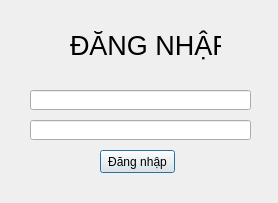
Qt form logindialog.ui (hovanvydut/PBL2-Library-Management-Qt-CPP) before a commit.
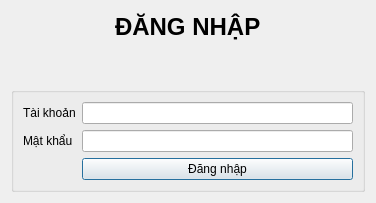
The same form after that commit. Icons and pictures are not drawn.

What changed in the file:
```diff
--- a/logindialog.ui
+++ b/logindialog.ui
@@ -6,67 +6,85 @@
    <rect>
     <x>0</x>
     <y>0</y>
-    <width>278</width>
+    <width>376</width>
     <height>203</height>
    </rect>
   </property>
   <property name="windowTitle">
    <string>Đăng nhập</string>
   </property>
-  <widget class="QPushButton" name="btnLogin">
-   <property name="geometry">
-    <rect>
-     <x>100</x>
-     <y>150</y>
-     <width>75</width>
-     <height>23</height>
-    </rect>
-   </property>
-   <property name="text">
-    <string>Đăng nhập</string>
-   </property>
-  </widget>
-  <widget class="QLineEdit" name="password">
-   <property name="geometry">
-    <rect>
-     <x>30</x>
-     <y>120</y>
-     <width>221</width>
-     <height>20</height>
-    </rect>
-   </property>
-   <property name="echoMode">
-    <enum>QLineEdit::Password</enum>
-   </property>
-  </widget>
-  <widget class="QLineEdit" name="username">
-   <property name="geometry">
-    <rect>
-     <x>30</x>
-     <y>90</y>
-     <width>221</width>
-     <height>20</height>
-    </rect>
-   </property>
-  </widget>
-  <widget class="QLabel" name="titlelogin">
-   <property name="geometry">
-    <rect>
-     <x>70</x>
-     <y>30</y>
-     <width>151</width>
-     <height>31</height>
-    </rect>
-   </property>
-   <property name="font">
-    <font>
-     <pointsize>20</pointsize>
-    </font>
-   </property>
-   <property name="text">
-    <string>ĐĂNG NHẬP</string>
-   </property>
-  </widget>
+  <property name="windowIcon">
+   <iconset resource="asset/asset.qrc">
+    <normaloff>:/asset/images/icon_library.png</normaloff>:/asset/images/icon_library.png</iconset>
+  </property>
+  <layout class="QVBoxLayout" name="verticalLayout">
+   <item alignment="Qt::AlignHCenter">
+    <widget class="QLabel" name="label">
+     <property name="font">
+      <font>
+       <pointsize>18</pointsize>
+       <weight>75</weight>
+       <bold>true</bold>
+      </font>
+     </property>
+     <property name="text">
+      <string>ĐĂNG NHẬP</string>
+     </property>
+    </widget>
+   </item>
+   <item>
+    <widget class="QLabel" name="titlelogin">
+     <property name="font">
+      <font>
+       <pointsize>20</pointsize>
+      </font>
+     </property>
+     <property name="text">
+      <string/>
+     </property>
+    </widget>
+   </item>
+   <item>
+    <widget class="QGroupBox" name="groupBox">
+     <property name="title">
+      <string/>
+     </property>
+     <layout class="QFormLayout" name="formLayout">
+      <item row="0" column="0">
+       <widget class="QLabel" name="label_2">
+        <property name="text">
+         <string>Tài khoản</string>
+        </property>
+       </widget>
+      </item>
+      <item row="0" column="1">
+       <widget class="QLineEdit" name="username"/>
+      </item>
+      <item row="1" column="0">
+       <widget class="QLabel" name="label_3">
+        <property name="text">
+         <string>Mật khẩu</string>
+        </property>
+       </widget>
+      </item>
+      <item row="1" column="1">
+       <widget class="QLineEdit" name="password">
+        <property name="echoMode">
+         <enum>QLineEdit::Password</enum>
+        </property>
+       </widget>
+      </item>
+      <item row="2" column="1">
+       <widget class="QPushButton" name="btnLogin">
+        <property name="text">
+         <string>Đăng nhập</string>
+        </property>
+       </widget>
+      </item>
+     </layout>
+    </widget>
+   </item>
+  </layout>
  </widget>
  <resources/>
  <connections/>
```
Left out of the diff: 4 changed lines with no effect on the pictures.
